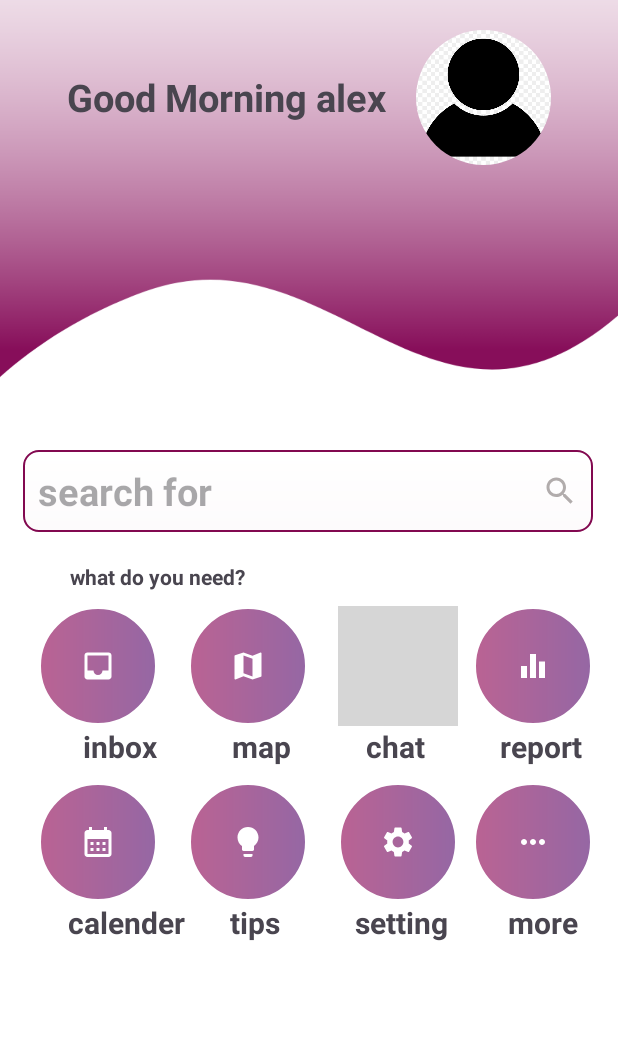
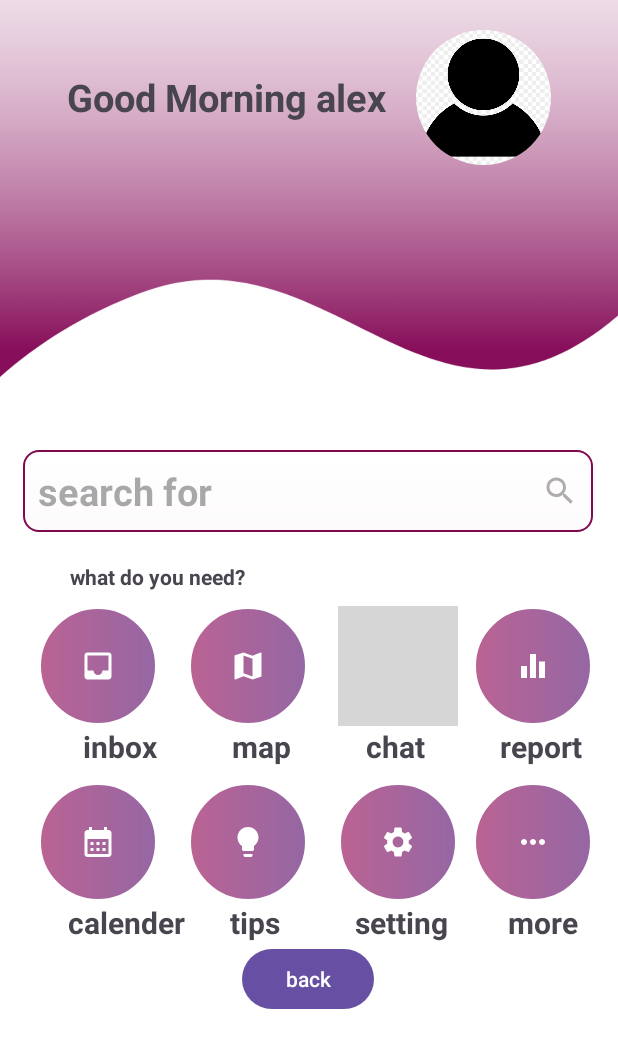
Before and after one commit to Karishma9090/page2, an Android app: the page2 screen opened directly, with no data from a screen before it, on a phone screen of 412 x 824 dp. Shown: the top 1048 px of the screen. Run offline under Robolectric (Android 15) with nearby library versions, the phone set to English and light mode, and no system bars; our stand-ins replace CircleImageView; grey boxes are pictures that could not be loaded.

Commit message:
8.10.24commit

```diff
--- a/app/src/main/java/com/example/page/page2.java
+++ b/app/src/main/java/com/example/page/page2.java
@@ -1,6 +1,9 @@
 package com.example.page;
 
+import android.content.Intent;
 import android.os.Bundle;
+import android.view.View;
+import android.widget.Button;
 
 import androidx.activity.EdgeToEdge;
 import androidx.appcompat.app.AppCompatActivity;
@@ -9,16 +12,25 @@ import androidx.core.view.ViewCompat;
 import androidx.core.view.WindowInsetsCompat;
 
 public class page2 extends AppCompatActivity {
+    Button Backbtn;
 
     @Override
     protected void onCreate(Bundle savedInstanceState) {
         super.onCreate(savedInstanceState);
         EdgeToEdge.enable(this);
         setContentView(R.layout.activity_page2);
+        Backbtn=findViewById(R.id.back);
         ViewCompat.setOnApplyWindowInsetsListener(findViewById(R.id.main), (v, insets) -> {
             Insets systemBars = insets.getInsets(WindowInsetsCompat.Type.systemBars());
             v.setPadding(systemBars.left, systemBars.top, systemBars.right, systemBars.bottom);
             return insets;
+
+        });
+        Backbtn.setOnClickListener(new View.OnClickListener() {
+            @Override
+            public void onClick(View v) {
+                startActivity(new Intent(page2.this, MainActivity.class));
+            }
         });
     }
 }
--- a/app/src/main/res/layout/activity_page2.xml
+++ b/app/src/main/res/layout/activity_page2.xml
@@ -227,6 +227,11 @@
                 android:layout_marginLeft="40dp"
                 android:text="more"/>
         </LinearLayout>
+        <Button
+            android:id="@+id/back"
+            android:layout_width="wrap_content"
+            android:layout_height="wrap_content"
+            android:text="back"/>
 
 
     </LinearLayout>
```
